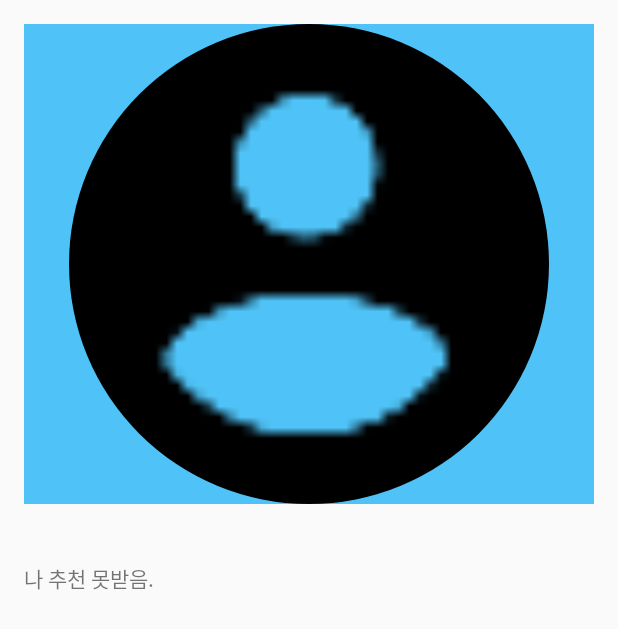
After one commit to lwonho92/EverChat, an Android app: the ProfileActivity screen opened directly, with no data from a screen before it, on a phone screen of 412 x 824 dp. The commit adds this screen. Shown: the top 629 px of the screen. Run offline under Robolectric (Android 15) with nearby library versions, the phone set to English and light mode, and no system bars; our stand-ins replace CircleImageView, Firebase (no records; nobody signed in at launch, a user with empty details on screens opened directly).

Commit message:
Create selected Profile and check accepted Stars.
Create selected ProfileActivity and check my stars whether you accepted
a star from selected user or not.

```diff
--- a/app/src/main/AndroidManifest.xml
+++ b/app/src/main/AndroidManifest.xml
@@ -24,7 +24,7 @@
             android:windowSoftInputMode="stateHidden|adjustResize">
             <meta-data
                 android:name="android.support.PARENT_ACTIVITY"
-                android:value=".MainActivity" />
+                android:value=".MainActivity"/>
         </activity>
         <activity
             android:name=".SettingsActivity"
@@ -33,7 +33,9 @@
             android:windowSoftInputMode="stateHidden|adjustResize">
             <meta-data
                 android:name="android.support.PARENT_ACTIVITY"
-                android:value=".MainActivity" />
+                android:value=".MainActivity"/>
+        </activity>
+        <activity android:name=".ProfileActivity">
         </activity>
     </application>
 
--- /dev/null
+++ b/app/src/main/java/com/lwonho92/everchat/ProfileActivity.java
@@ -0,0 +1,67 @@
+package com.lwonho92.everchat;
+
+import android.content.Intent;
+import android.media.Image;
+import android.support.v7.app.AppCompatActivity;
+import android.os.Bundle;
+import android.util.Log;
+import android.widget.ImageView;
+import android.widget.TextView;
+
+import com.google.firebase.auth.FirebaseAuth;
+import com.google.firebase.database.DataSnapshot;
+import com.google.firebase.database.DatabaseError;
+import com.google.firebase.database.DatabaseReference;
+import com.google.firebase.database.FirebaseDatabase;
+import com.google.firebase.database.ValueEventListener;
+
+import java.util.HashMap;
+
+public class ProfileActivity extends AppCompatActivity {
+    private static final String TAG = "ProfileActivity";
+
+    private String selectedUid;
+
+    ImageView pictureImageView;
+    TextView countryTextView, languageTextView, profileTextView;
+
+    @Override
+    protected void onCreate(Bundle savedInstanceState) {
+        super.onCreate(savedInstanceState);
+        setContentView(R.layout.activity_profile);
+
+        Intent intent = getIntent();
+        if(intent != null) {
+            selectedUid = intent.getStringExtra(getString(R.string.selected_user_id));
+        }
+
+        pictureImageView = (ImageView) findViewById(R.id.im_profile_photo);
+        countryTextView = (TextView) findViewById(R.id.tv_profile_country);
+        languageTextView = (TextView) findViewById(R.id.tv_profile_language);
+        profileTextView = (TextView) findViewById(R.id.tv_profile_intro);
+
+        final String myUid = FirebaseAuth.getInstance().getCurrentUser().getUid();
+
+        DatabaseReference ref = FirebaseDatabase.getInstance().getReference("auth").child(myUid).child("stars");
+        ref.addValueEventListener(new ValueEventListener() {
+            @Override
+            public void onDataChange(DataSnapshot dataSnapshot) {
+                if(dataSnapshot.exists()) {
+                    HashMap<String, Boolean> stars = (HashMap<String, Boolean>) dataSnapshot.getValue();
+                    if(stars.containsKey(selectedUid)) {
+                        profileTextView.setText("나 추천 받음");
+                        return;
+                    }
+                }
+                profileTextView.setText("나 추천 못받음.");
+
+                Log.e(TAG, "Check my stars.");
+            }
+
+            @Override
+            public void onCancelled(DatabaseError databaseError) {
+
+            }
+        });
+    }
+}
--- /dev/null
+++ b/app/src/main/res/drawable/toggle_background.xml
@@ -0,0 +1,6 @@
+<?xml version="1.0" encoding="utf-8"?>
+<layer-list xmlns:android="http://schemas.android.com/apk/res/android" >
+    <item android:drawable="@drawable/cn"></item>
+    <item android:left="10dp" android:drawable="@drawable/toggle_drawable_left"
+          android:gravity="center_vertical|center_horizontal" />
+</layer-list>
--- /dev/null
+++ b/app/src/main/res/layout/activity_profile.xml
@@ -0,0 +1,32 @@
+<?xml version="1.0" encoding="utf-8"?>
+<LinearLayout
+    xmlns:android="http://schemas.android.com/apk/res/android"
+    xmlns:tools="http://schemas.android.com/tools"
+    android:id="@+id/activity_profile"
+    android:layout_width="match_parent"
+    android:layout_height="match_parent"
+    android:paddingBottom="@dimen/activity_vertical_margin"
+    android:paddingLeft="@dimen/activity_horizontal_margin"
+    android:paddingRight="@dimen/activity_horizontal_margin"
+    android:paddingTop="@dimen/activity_vertical_margin"
+    android:orientation="vertical"
+    tools:context="com.lwonho92.everchat.ProfileActivity">
+    <de.hdodenhof.circleimageview.CircleImageView
+        android:id="@+id/im_profile_photo"
+        android:layout_width="match_parent"
+        android:layout_height="320dp"
+        android:src="@drawable/ic_account_circle_black_36dp"
+        android:background="@color/colorPrimaryLight"/>
+    <TextView
+        android:id="@+id/tv_profile_country"
+        android:layout_width="match_parent"
+        android:layout_height="wrap_content"/>
+    <TextView
+        android:id="@+id/tv_profile_language"
+        android:layout_width="match_parent"
+        android:layout_height="wrap_content"/>
+    <TextView
+        android:id="@+id/tv_profile_intro"
+        android:layout_width="match_parent"
+        android:layout_height="wrap_content"/>
+</LinearLayout>
--- a/app/src/main/res/menu/room.xml
+++ b/app/src/main/res/menu/room.xml
@@ -5,7 +5,7 @@
         android:id="@+id/action_translation_on"
         android:title="Translation On"
         app:showAsAction="never"
-        android:visible="false"
+        android:visible="true"
         />
     <item
         android:id="@+id/action_translation_off"
--- a/app/src/main/res/values/strings.xml
+++ b/app/src/main/res/values/strings.xml
@@ -17,6 +17,9 @@
 
     <string name="pref_default_country">kr</string>
     <string name="pref_default_language">ko</string>
+
+    <!--Use intent key in ProfileActivity-->
+    <string name="selected_user_id">selected_user_id</string>
 
     <!--Use intent key in ChatActivity-->
     <string name="room_id">room_id</string>
```
Also changed, not shown: app/src/main/java/com/lwonho92/everchat/adapters/ChatAdapter.java (+36 -6 lines), app/src/main/java/com/lwonho92/everchat/adapters/RoomAdapter.java (+5 -5 lines), app/src/main/res/drawable/toggle_drawable_left.xml (added, +12 -0 lines).
